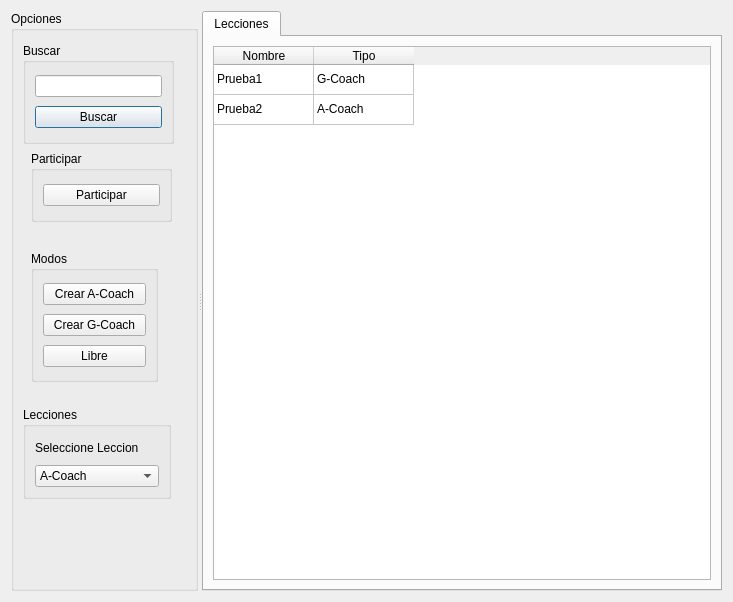
First picture: the form in Coline/crearleccion.ui, repository Caceres-Joseph/-COMPI2-Dic-Proyecto2_201513696, before the edit.
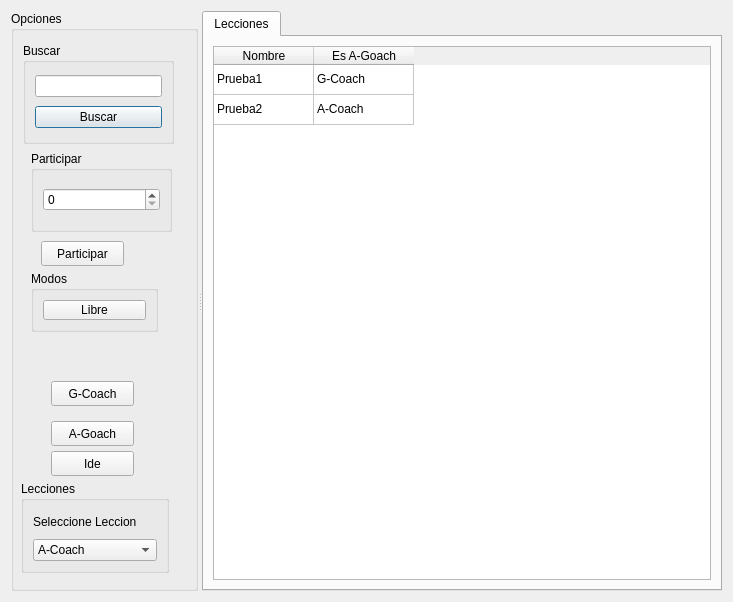
Second picture: the form after the edit.

What changed in the file:
```diff
--- a/Coline/crearleccion.ui
+++ b/Coline/crearleccion.ui
@@ -26,8 +26,8 @@
       <widget class="QGroupBox" name="groupBox_3">
        <property name="geometry">
         <rect>
-         <x>12</x>
-         <y>396</y>
+         <x>10</x>
+         <y>470</y>
          <width>148</width>
          <height>92</height>
         </rect>
@@ -88,29 +88,15 @@
        <property name="geometry">
         <rect>
          <x>20</x>
-         <y>240</y>
+         <y>260</y>
          <width>127</width>
-         <height>131</height>
+         <height>61</height>
         </rect>
        </property>
        <property name="title">
         <string>Modos</string>
        </property>
        <layout class="QVBoxLayout" name="verticalLayout_2">
-        <item>
-         <widget class="QPushButton" name="btnACoach">
-          <property name="text">
-           <string>Crear A-Coach</string>
-          </property>
-         </widget>
-        </item>
-        <item>
-         <widget class="QPushButton" name="btnGCoach">
-          <property name="text">
-           <string>Crear G-Coach</string>
-          </property>
-         </widget>
-        </item>
         <item>
          <widget class="QPushButton" name="btnLibre">
           <property name="text">
@@ -126,7 +112,7 @@
          <x>20</x>
          <y>140</y>
          <width>141</width>
-         <height>71</height>
+         <height>81</height>
         </rect>
        </property>
        <property name="title">
@@ -134,14 +120,62 @@
        </property>
        <layout class="QVBoxLayout" name="verticalLayout_4">
         <item>
-         <widget class="QPushButton" name="btnParticipar">
-          <property name="text">
-           <string>Participar</string>
-          </property>
-         </widget>
+         <widget class="QSpinBox" name="cbParticiipar"/>
         </item>
        </layout>
       </widget>
+      <widget class="QPushButton" name="pushButton">
+       <property name="geometry">
+        <rect>
+         <x>40</x>
+         <y>440</y>
+         <width>83</width>
+         <height>25</height>
+        </rect>
+       </property>
+       <property name="text">
+        <string>Ide</string>
+       </property>
+      </widget>
+      <widget class="QPushButton" name="pushButton_2">
+       <property name="geometry">
+        <rect>
+         <x>40</x>
+         <y>410</y>
+         <width>83</width>
+         <height>25</height>
+        </rect>
+       </property>
+       <property name="text">
+        <string>A-Goach</string>
+       </property>
+      </widget>
+      <widget class="QPushButton" name="pushButton_3">
+       <property name="geometry">
+        <rect>
+         <x>40</x>
+         <y>370</y>
+         <width>83</width>
+         <height>25</height>
+        </rect>
+       </property>
+       <property name="text">
+        <string>G-Coach</string>
+       </property>
+      </widget>
+      <widget class="QPushButton" name="pushButton_4">
+       <property name="geometry">
+        <rect>
+         <x>30</x>
+         <y>230</y>
+         <width>83</width>
+         <height>25</height>
+        </rect>
+       </property>
+       <property name="text">
+        <string>Participar</string>
+       </property>
+      </widget>
      </widget>
      <widget class="QTabWidget" name="tabWidget">
       <property name="currentIndex">
@@ -177,7 +211,7 @@
           </column>
           <column>
            <property name="text">
-            <string>Tipo</string>
+            <string>Es A-Goach</string>
            </property>
           </column>
           <item row="0" column="0">
```
Left out of the diff: 2 changed lines with no effect on the pictures.
